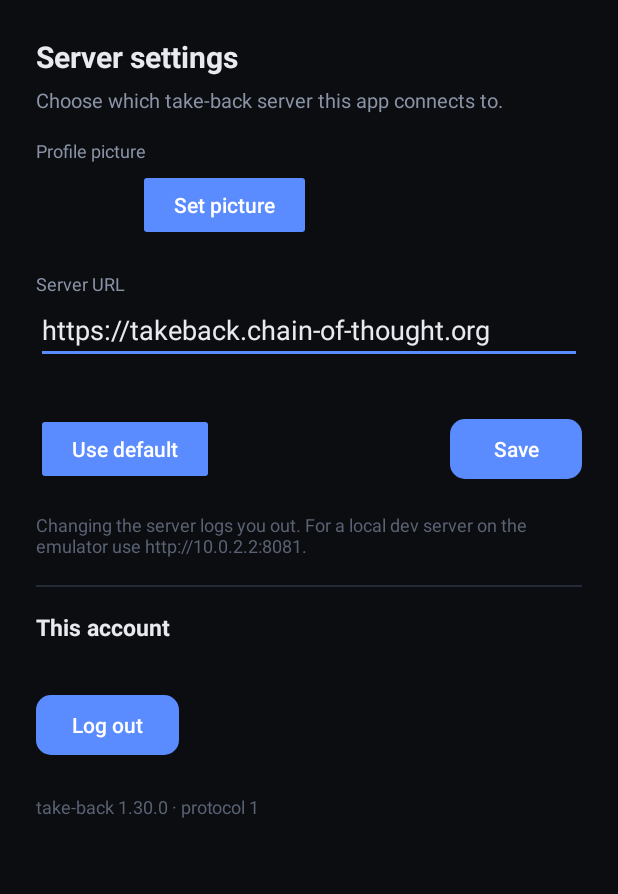
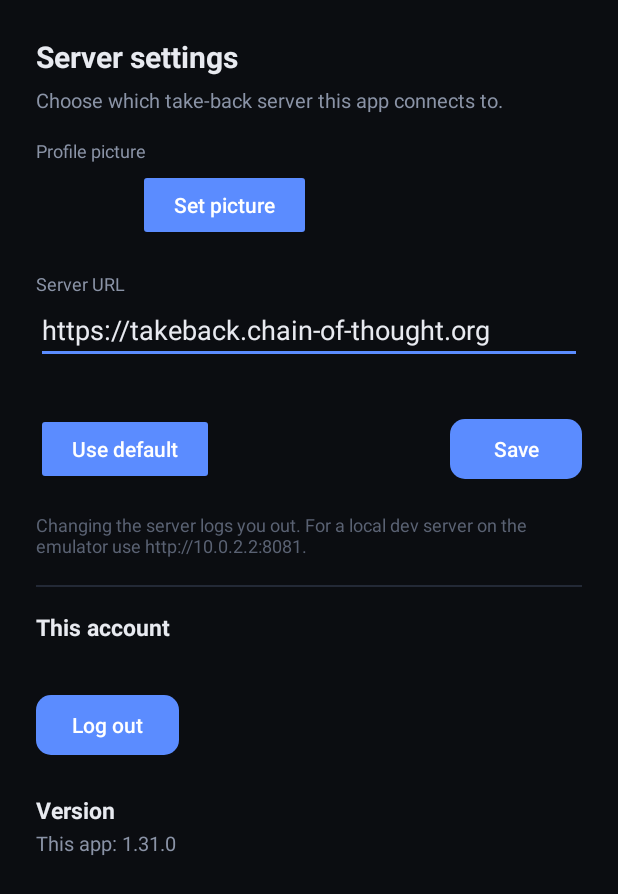
Before and after one commit to rain-1/take-back, an Android app: the SettingsActivity screen opened directly, with no data from a screen before it, on a phone screen of 412 x 824 dp. Shown: the top 894 px of the screen. Run offline under Robolectric (Android 15) with nearby library versions, the phone set to English and light mode, and no system bars.

Commit message:
v1.31.0: a call survives leaving the app, and Settings says if you're current
@Etheri, on a Nothing Phone 1: "the app does not continue running in the
background if I'm in a call … in the settings it says that it's allowed to run
in the background but it appears not to be … it's possible it needs additional
permissions."

It did. The app only ran a foreground service for screen sharing, so a call had
nothing holding it up once the app left the screen — Android suspends the
process and the audio stops, whatever the system's background-activity setting
says. CallService now runs for the whole call with an ongoing notification, and
declares the type of work it's doing, which Android 14 checks against the
permissions actually granted: microphone, plus camera when video is on, or
media playback for a listen-only call.

Also @river's version indicator: Settings shows what you're running and what
the server has, with an up-to-date / update-available badge (the page learns
its own build from a stamp cmd/web writes at startup, so a stale tab can tell).
On the phone the badge offers the APK.

Verified on the emulator with test/android/phone_background.py: join a voice
channel, press home, and a browser keeps receiving audio for a minute while the
server still lists the phone in the call — and the ongoing notification is up.
Removing the CallService call makes that test fail (audio stops, no
notification), so it's a real regression test rather than a hopeful one.

Co-Authored-By: Claude Opus 5 <noreply@anthropic.com>
Claude-Session: https://claude.ai/code/session_015DfDUEAbe6iC7LdLJT28cX

```diff
--- a/android/app/build.gradle.kts
+++ b/android/app/build.gradle.kts
@@ -11,10 +11,10 @@ android {
         applicationId = "com.takeback.app"
         minSdk = 24
         targetSdk = 34
-        versionCode = 32
+        versionCode = 33
         // Keep in step with internal/version/version.go. MAJOR == PROTOCOL:
         // a client can only talk to a server with the same PROTOCOL.
-        versionName = "1.30.0"
+        versionName = "1.31.0"
         buildConfigField("int", "PROTOCOL", "1")
 
         // Default take-back server (REST API + signaling). Overridable at
--- a/android/app/src/main/java/com/takeback/app/MainActivity.kt
+++ b/android/app/src/main/java/com/takeback/app/MainActivity.kt
@@ -238,6 +238,10 @@ class MainActivity : AppCompatActivity(), SignalingListener, Signaler, RtcEvents
         binding.flipBtn.visibility = if (cameraOpened) View.VISIBLE else View.GONE
         if (!cameraOpened) showLocalAvatarTile()
 
+        // Hold the call open when you leave the app: without a foreground
+        // service Android suspends us and the audio stops.
+        CallService.start(this, if (v != null) "In ${v.name}" else "In a call")
+
         // The session cookie rides along (ApiClient.http), which a voice channel
         // requires; and use the server the app is pointed at, not the default.
         val signalUrl = com.takeback.app.net.ApiClient.base.replaceFirst(Regex("^http"), "ws").trimEnd('/') + "/ws"
@@ -282,6 +286,7 @@ class MainActivity : AppCompatActivity(), SignalingListener, Signaler, RtcEvents
     private fun leaveCall() {
         if (Calls.voice == voice) Calls.voice = null
         inCall = false
+        CallService.stop(this)
         signaling?.close(); signaling = null
         engine?.close(); engine = null
         stopService(Intent(this, ScreenCaptureService::class.java))
@@ -921,6 +926,7 @@ class MainActivity : AppCompatActivity(), SignalingListener, Signaler, RtcEvents
             signaling?.close(); signaling = null
             stopService(Intent(this, ScreenCaptureService::class.java))
         }
+        CallService.stop(this)
         engine?.close()
         eglBase.release()
     }
--- a/android/app/src/main/java/com/takeback/app/SettingsActivity.kt
+++ b/android/app/src/main/java/com/takeback/app/SettingsActivity.kt
@@ -3,6 +3,7 @@ package com.takeback.app
 import android.content.Intent
 import android.net.Uri
 import android.os.Bundle
+import android.view.View
 import androidx.activity.result.contract.ActivityResultContracts
 import androidx.appcompat.app.AppCompatActivity
 import androidx.lifecycle.lifecycleScope
@@ -38,8 +39,7 @@ class SettingsActivity : AppCompatActivity() {
 
         // Signing out lives here now, with everything else about the account.
         binding.logoutBtn.setOnClickListener { logout() }
-        binding.settingsVersion.text =
-            "take-back ${BuildConfig.VERSION_NAME} · protocol ${BuildConfig.PROTOCOL}"
+        binding.settingsVersion.text = "This app: ${BuildConfig.VERSION_NAME}"
 
         lifecycleScope.launch {
             runCatching { ApiClient.me() }.onSuccess { me ->
@@ -47,8 +47,18 @@ class SettingsActivity : AppCompatActivity() {
                 binding.settingsWho.text = "Signed in as ${me.nick}."
             }
             runCatching { ApiClient.serverVersion() }.onSuccess { v ->
+                // What you have, what the server has, and whether to do anything
+                // about it.
                 binding.settingsVersion.text =
-                    "take-back ${BuildConfig.VERSION_NAME} · server ${v.version} · protocol ${v.protocol}"
+                    "This app: ${BuildConfig.VERSION_NAME} · Server: ${v.version} · protocol ${v.protocol}"
+                val current = v.version == BuildConfig.VERSION_NAME
+                binding.versionBadge.text = if (current) "up to date" else "update available"
+                binding.versionBadge.setTextColor(
+                    android.graphics.Color.parseColor(if (current) "#34D399" else "#F87171"))
+                binding.updateBtn.visibility = if (current) View.GONE else View.VISIBLE
+                binding.updateBtn.setOnClickListener {
+                    startActivity(Intent(Intent.ACTION_VIEW, Uri.parse(ApiClient.base + "/take-back.apk")))
+                }
             }
         }
     }
--- a/android/app/src/main/res/layout/activity_settings.xml
+++ b/android/app/src/main/res/layout/activity_settings.xml
@@ -141,10 +141,34 @@
         android:text="@string/log_out" />
 
     <TextView
+        android:layout_width="match_parent"
+        android:layout_height="wrap_content"
+        android:paddingTop="22dp"
+        android:text="Version"
+        android:textColor="#E8EAF0"
+        android:textSize="15sp"
+        android:textStyle="bold" />
+
+    <TextView
         android:id="@+id/settingsVersion"
         android:layout_width="match_parent"
         android:layout_height="wrap_content"
-        android:paddingTop="22dp"
-        android:textColor="#5A6273"
-        android:textSize="12sp" />
+        android:paddingTop="2dp"
+        android:textColor="#8A93A6"
+        android:textSize="13sp" />
+
+    <TextView
+        android:id="@+id/versionBadge"
+        android:layout_width="wrap_content"
+        android:layout_height="wrap_content"
+        android:paddingTop="4dp"
+        android:textSize="12sp"
+        android:textStyle="bold" />
+
+    <Button
+        android:id="@+id/updateBtn"
+        style="@style/HeaderAction"
+        android:layout_marginTop="6dp"
+        android:visibility="gone"
+        android:text="Download the update" />
 </LinearLayout>
```
Also changed, not shown: android/app/src/main/AndroidManifest.xml (+11 -0 lines), android/app/src/main/java/com/takeback/app/CallService.kt (added, +96 -0 lines), 9 other files.
